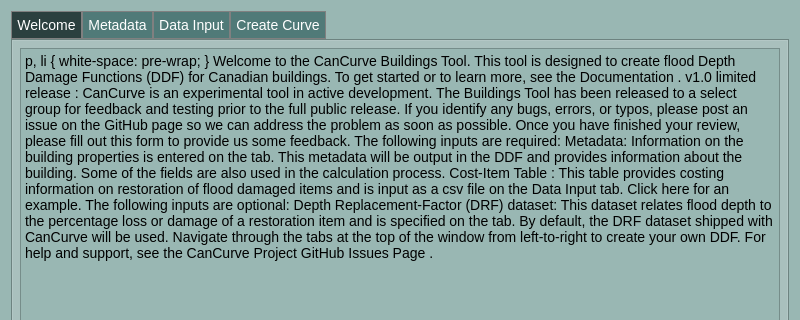
The window that cancurve/bldgs/cc_bldgs_dialog.ui (NRCan/CanCurve) describes before a commit, drawn with Qt 5; both pictures show x 0 to 800 and y 0 to 320 of the 800 by 877 pixel window.
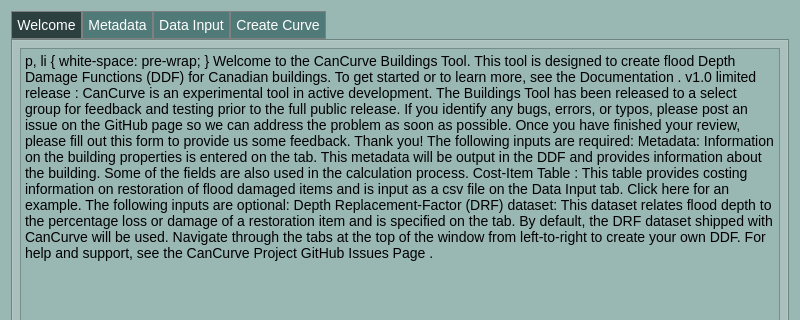
The same window after the commit. The open tabs and pages were chosen to show the change. Icons and pictures are not drawn. Custom widgets are drawn as their Qt base class.

```diff
--- a/cancurve/bldgs/cc_bldgs_dialog.ui
+++ b/cancurve/bldgs/cc_bldgs_dialog.ui
@@ -143,7 +143,7 @@
 &lt;p style=&quot; margin-top:12px; margin-bottom:12px; margin-left:0px; margin-right:0px; -qt-block-indent:0; text-indent:0px;&quot;&gt;&lt;span style=&quot; font-size:12pt;&quot;&gt;Welcome to the CanCurve &lt;/span&gt;&lt;span style=&quot; font-size:12pt; font-weight:600;&quot;&gt;Buildings Tool.&lt;/span&gt;&lt;span style=&quot; font-size:12pt;&quot;&gt; This tool is designed to create flood Depth Damage Functions (DDF) for Canadian buildings. To get started or to learn more, see the &lt;/span&gt;&lt;a href=&quot;https://github.com/NRCan/CanCurve&quot;&gt;&lt;span style=&quot; font-size:12pt; text-decoration: underline; color:#0000ff;&quot;&gt;Documentation&lt;/span&gt;&lt;/a&gt;&lt;span style=&quot; font-size:12pt;&quot;&gt;.&lt;/span&gt;&lt;/p&gt;
 &lt;p align=&quot;center&quot; style=&quot; margin-top:12px; margin-bottom:12px; margin-left:0px; margin-right:0px; -qt-block-indent:0; text-indent:0px;&quot;&gt;&lt;img src=&quot;:/plugins/cancurve/img/icon.png&quot; /&gt;&lt;/p&gt;
 &lt;p align=&quot;center&quot; style=&quot;-qt-paragraph-type:empty; margin-top:12px; margin-bottom:12px; margin-left:0px; margin-right:0px; -qt-block-indent:0; text-indent:0px;&quot;&gt;&lt;br /&gt;&lt;/p&gt;
-&lt;p style=&quot; margin-top:12px; margin-bottom:12px; margin-left:0px; margin-right:0px; -qt-block-indent:0; text-indent:0px;&quot;&gt;&lt;span style=&quot; font-size:14pt; font-weight:600; color:#000000;&quot;&gt;v1.0 limited release&lt;/span&gt;&lt;span style=&quot; font-size:14pt; color:#000000;&quot;&gt;: CanCurve is an experimental tool in active development. The Buildings Tool has been released to a select group for feedback and testing prior to the full public release. If you identify any bugs, errors, or typos, please post an &lt;/span&gt;&lt;a href=&quot;https://github.com/NRCan/CanCurve/issues&quot;&gt;&lt;span style=&quot; font-size:14pt; text-decoration: underline; color:#000000;&quot;&gt;issue on the GitHub page&lt;/span&gt;&lt;/a&gt;&lt;span style=&quot; font-size:14pt; color:#000000;&quot;&gt; so we can address the problem as soon as possible. Once you have finished your review, please fill out &lt;/span&gt;&lt;a href=&quot;https://docs.google.com/forms/d/e/1FAIpQLSdpCNen4gyLxOES3XcdfRvGfAb3_sryLp5FIieJfmdQ5ATVMw/viewform?usp=sf_link&quot;&gt;&lt;span style=&quot; font-size:14pt; text-decoration: underline; color:#000000;&quot;&gt;this form&lt;/span&gt;&lt;/a&gt;&lt;span style=&quot; font-size:14pt; color:#000000;&quot;&gt; to provide us some feedback.&lt;/span&gt;&lt;/p&gt;
+&lt;p style=&quot; margin-top:12px; margin-bottom:12px; margin-left:0px; margin-right:0px; -qt-block-indent:0; text-indent:0px;&quot;&gt;&lt;span style=&quot; font-size:14pt; font-weight:600; color:#000000;&quot;&gt;v1.0 limited release&lt;/span&gt;&lt;span style=&quot; font-size:14pt; color:#000000;&quot;&gt;: CanCurve is an experimental tool in active development. The Buildings Tool has been released to a select group for feedback and testing prior to the full public release. If you identify any bugs, errors, or typos, please post an &lt;/span&gt;&lt;a href=&quot;https://github.com/NRCan/CanCurve/issues&quot;&gt;&lt;span style=&quot; font-size:14pt; text-decoration: underline; color:#000000;&quot;&gt;issue on the GitHub page&lt;/span&gt;&lt;/a&gt;&lt;span style=&quot; font-size:14pt; color:#000000;&quot;&gt; so we can address the problem as soon as possible. Once you have finished your review, please fill out &lt;/span&gt;&lt;a href=&quot;https://docs.google.com/forms/d/e/1FAIpQLSdpCNen4gyLxOES3XcdfRvGfAb3_sryLp5FIieJfmdQ5ATVMw/viewform?usp=sf_link&quot;&gt;&lt;span style=&quot; font-size:14pt; text-decoration: underline; color:#000000;&quot;&gt;this form&lt;/span&gt;&lt;/a&gt;&lt;span style=&quot; font-size:14pt; color:#000000;&quot;&gt; to provide us some feedback. Thank you!&lt;/span&gt;&lt;/p&gt;
 &lt;p align=&quot;center&quot; style=&quot;-qt-paragraph-type:empty; margin-top:12px; margin-bottom:12px; margin-left:0px; margin-right:0px; -qt-block-indent:0; text-indent:0px;&quot;&gt;&lt;br /&gt;&lt;/p&gt;
 &lt;p style=&quot; margin-top:12px; margin-bottom:12px; margin-left:0px; margin-right:0px; -qt-block-indent:0; text-indent:0px;&quot;&gt;&lt;span style=&quot; font-size:12pt;&quot;&gt;The following inputs are required:&lt;/span&gt;&lt;/p&gt;
 &lt;p style=&quot; margin-top:12px; margin-bottom:12px; margin-left:16px; margin-right:0px; -qt-block-indent:0; text-indent:0px;&quot;&gt;&lt;span style=&quot; font-size:12pt;&quot;&gt;Metadata: Information on the building properties is entered on the &amp;lt;&amp;lt;Metadata&amp;gt;&amp;gt; tab. This metadata will be output in the DDF and provides information about the building. Some of the fields are also used in the calculation process.&lt;/span&gt;&lt;/p&gt;
```
Left out of the diff: 4 changed lines with no effect on the pictures.
